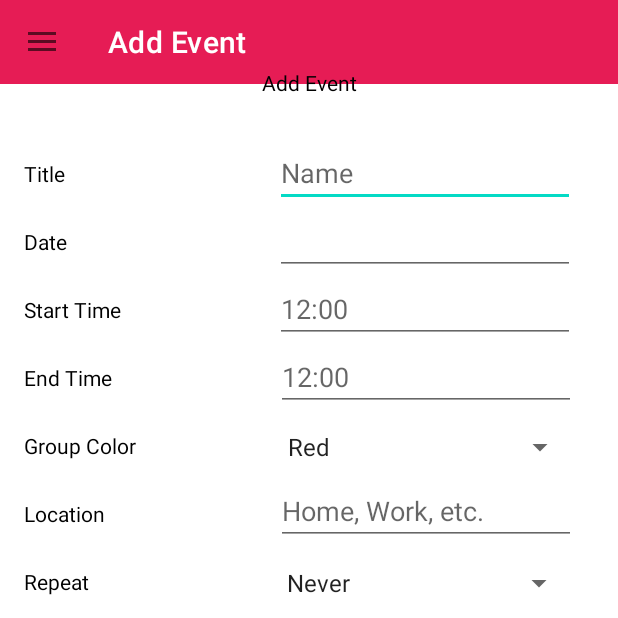
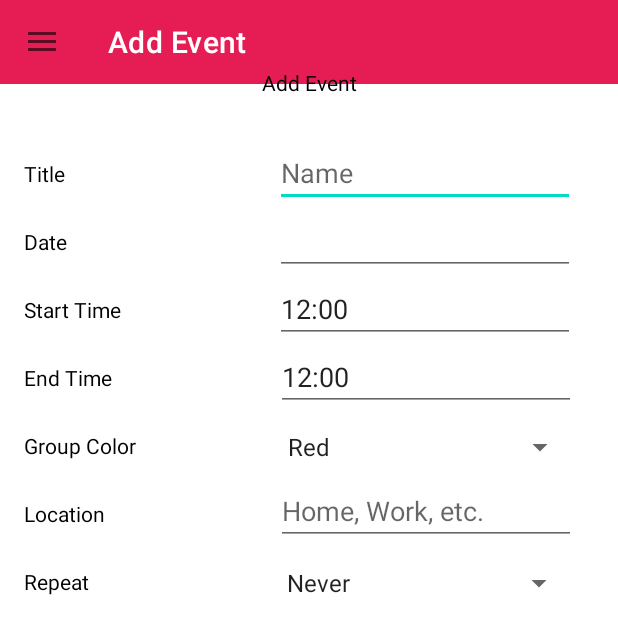
Before and after one commit to Shauryan735/Remake-Me, an Android app: the AddEvent screen opened directly, with no data from a screen before it, on a phone screen of 412 x 824 dp, the top half of it. Run offline under Robolectric (Android 15) with nearby library versions, the phone set to English and light mode, and no system bars.

Commit message:
AddEvent submit button progress

```diff
--- a/app/src/main/res/layout/activity_add_event.xml
+++ b/app/src/main/res/layout/activity_add_event.xml
@@ -225,7 +225,7 @@
             android:layout_marginTop="5dp"
             android:ems="10"
             android:inputType="time"
-            android:hint="@string/base_time"
+            android:text="@string/base_time"
             app:layout_constraintEnd_toEndOf="parent"
             app:layout_constraintHorizontal_bias="0.67"
             app:layout_constraintStart_toEndOf="@+id/textViewStartTime"
@@ -238,7 +238,7 @@
             android:layout_marginTop="5dp"
             android:layout_marginEnd="28dp"
             android:ems="10"
-            android:hint="@string/base_time"
+            android:text="@string/base_time"
             android:inputType="time"
             app:layout_constraintEnd_toEndOf="parent"
             app:layout_constraintHorizontal_bias="1.0"
@@ -265,7 +265,7 @@
             android:layout_marginTop="5dp"
             android:layout_marginEnd="28dp"
             android:ems="10"
-            android:inputType="date"
+            android:inputType="textShortMessage"
             android:hint="@string/location_hint"
             app:layout_constraintEnd_toEndOf="parent"
             app:layout_constraintHorizontal_bias="1.0"
@@ -338,6 +338,7 @@
             android:layout_width="wrap_content"
             android:layout_height="wrap_content"
             android:text="@string/create_event"
+            android:onClick="submit"
             app:layout_constraintBottom_toBottomOf="parent"
             app:layout_constraintEnd_toEndOf="parent"
             app:layout_constraintStart_toStartOf="parent"
--- a/app/src/main/res/values/colors.xml
+++ b/app/src/main/res/values/colors.xml
@@ -8,4 +8,5 @@
     <color name="black">#FF000000</color>
     <color name="white">#FFFFFFFF</color>
     <color name="navcolor">#E61C55</color>
+    <color name="red">#FFFF0000</color>
 </resources>
```
Also changed, not shown: app/src/main/java/com/example/remakeme/AddEvent.java (+65 -5 lines), app/src/main/java/com/example/remakeme/MainActivity.java (+9 -0 lines).
